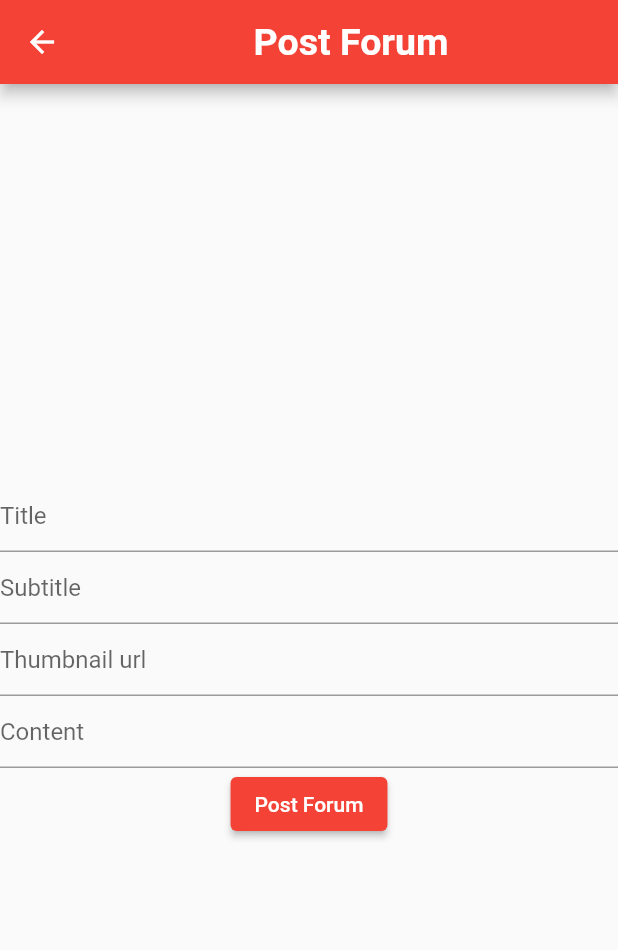
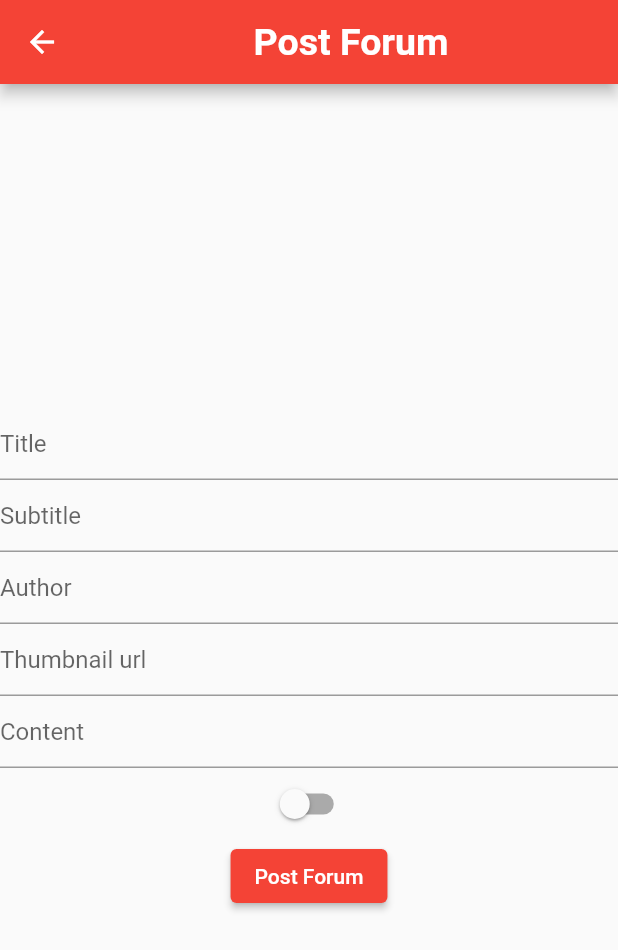
Before and after one commit to FennecFoxy11/Xculture_API, a Flutter app: the NewForumPage screen opened by its route, after a tap on "Post Forum", after a tap on "see all", after a tap on the "near me" icon, on a phone screen of 412 x 824 dp. Shown: the top 950 px of the screen. Run offline on Flutter 3.47's test engine with Material 2 defaults, Android fonts, the phone set to English and light mode, and no system bars; network calls fail; Roboto replaces fonts that are missing (Poppins).

Commit message:
Author & Incognito

```diff
--- a/Xculture/lib/pages/forum_new.dart
+++ b/Xculture/lib/pages/forum_new.dart
@@ -12,8 +12,10 @@ class NewForumPage extends StatefulWidget {
 class _NewForumPageState extends State<NewForumPage> {
   final TextEditingController _title = TextEditingController();
   final TextEditingController _subtitle = TextEditingController();
+  final TextEditingController _author = TextEditingController();
   final TextEditingController _thumbnail = TextEditingController();
   final TextEditingController _content = TextEditingController();
+  bool isSwitched = false;
 
   @override
   Widget build(BuildContext context) {
@@ -38,6 +40,10 @@ class _NewForumPageState extends State<NewForumPage> {
             decoration: const InputDecoration(hintText: "Subtitle"),
           ),
           TextField(
+            controller: _author,
+            decoration: const InputDecoration(hintText: "Author"),
+          ),
+          TextField(
             controller: _thumbnail,
             decoration: const InputDecoration(hintText: "Thumbnail url"),
           ),
@@ -45,10 +51,18 @@ class _NewForumPageState extends State<NewForumPage> {
             controller: _content,
             decoration: const InputDecoration(hintText: "Content"),
           ),
+          Switch(
+            value: isSwitched,
+            onChanged: (value) {
+              setState(() {
+                isSwitched = value;
+              });
+            }
+          ),
           ElevatedButton(
             onPressed: () {
               setState(() {
-                sendForumDetail(_title.text, _subtitle.text, _thumbnail.text, _content.text);
+                sendForumDetail(_title.text, _subtitle.text, _author.text, _thumbnail.text, _content.text, isSwitched);
               });
               Future.delayed(const Duration(seconds: 1), () {
                 Navigator.pop(context);
@@ -61,17 +75,19 @@ class _NewForumPageState extends State<NewForumPage> {
     );
   }
 
-  sendForumDetail(String title, String subtitle, String thumbnailUrl, String content) async {
+  sendForumDetail(String title, String subtitle, String author, String thumbnailUrl, String content, bool isSwitched) async {
     final response = await http.post(
       Uri.parse('http://10.0.2.2:3000/forums'),
       headers: <String, String>{
         'Content-Type': 'application/json; charset=UTF-8',
       },
-      body: jsonEncode(<String, String>{
+      body: jsonEncode(<String, dynamic>{
         'title': title,
         'subtitle': subtitle,
+        'author': author,
         'thumbnail': thumbnailUrl,
         'content': content,
+        'incognito': isSwitched,
       }),
     );
 
```
